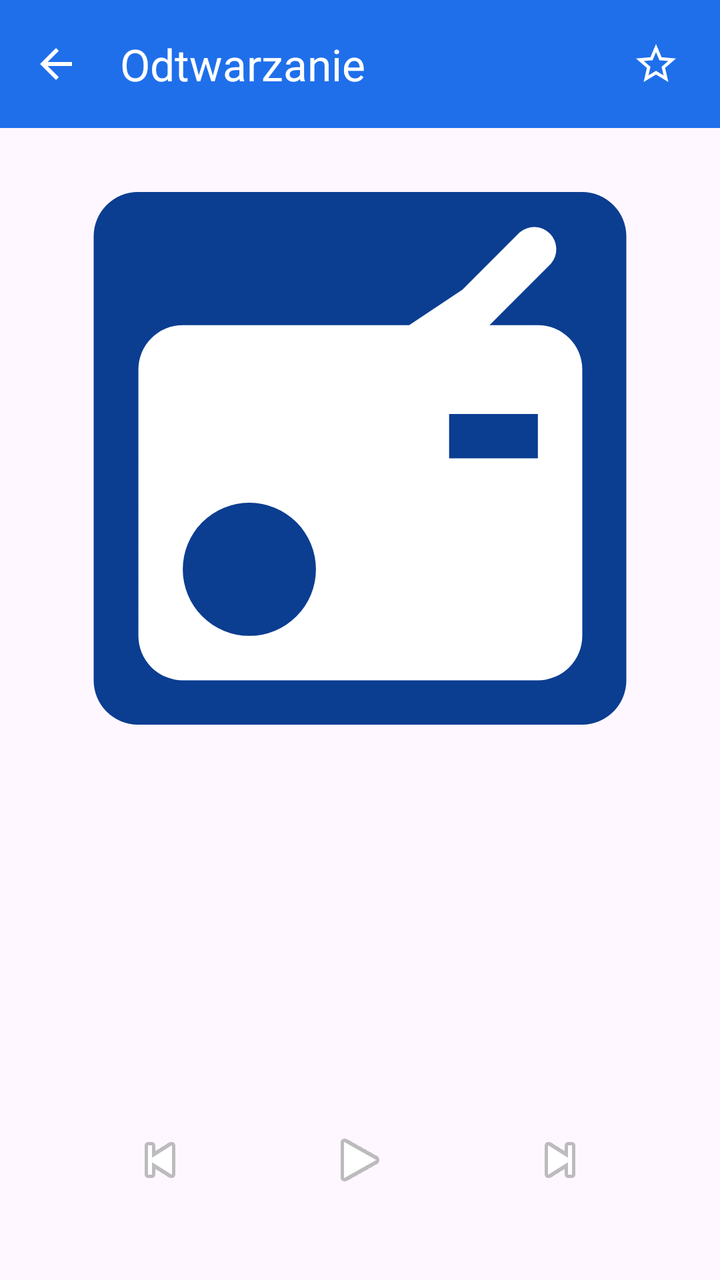
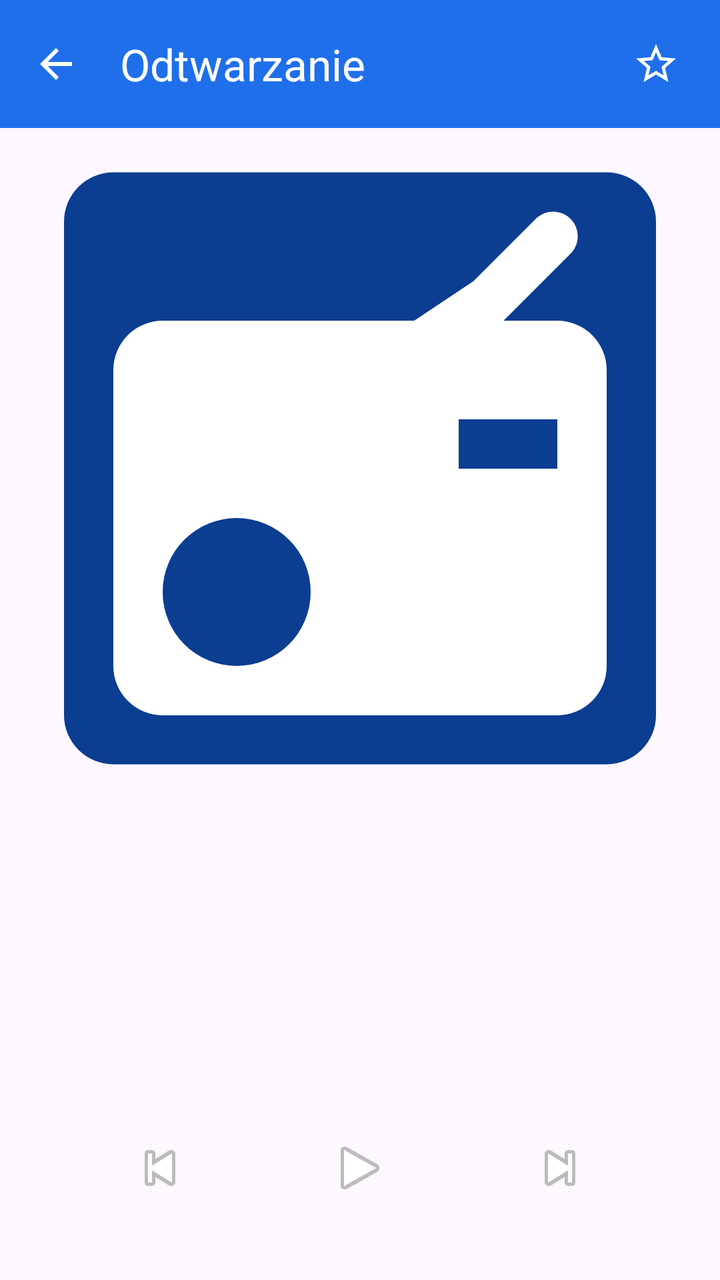

Compare the two renders of this Android layout. The source of the first and the diff that turns it into the second are given below.
<!-- AndroidManifest.xml: application theme Theme.TwinsenRadio -->
<!-- res/layout/activity_now_playing.xml -->
<?xml version="1.0" encoding="utf-8"?>
<LinearLayout xmlns:android="http://schemas.android.com/apk/res/android"
    xmlns:app="http://schemas.android.com/apk/res-auto"
    android:layout_width="match_parent"
    android:layout_height="match_parent"
    android:orientation="vertical">

    <com.google.android.material.appbar.MaterialToolbar
        android:id="@+id/toolbar"
        android:layout_width="match_parent"
        android:layout_height="?attr/actionBarSize"
        android:background="?attr/colorPrimary"
        app:navigationIcon="@drawable/ic_arrow_back"
        app:title="@string/now_playing_title"
        app:titleTextColor="@color/on_brand">

        <ImageButton
            android:id="@+id/favourite"
            android:layout_width="48dp"
            android:layout_height="48dp"
            android:layout_gravity="end"
            android:layout_marginEnd="8dp"
            android:background="?attr/selectableItemBackgroundBorderless"
            android:contentDescription="@string/fav_add"
            android:src="@drawable/ic_star_outline" />
    </com.google.android.material.appbar.MaterialToolbar>

    <ImageView
        android:id="@+id/art"
        android:layout_width="match_parent"
        android:layout_height="0dp"
        android:layout_marginHorizontal="32dp"
        android:layout_marginTop="32dp"
        android:layout_weight="1"
        android:adjustViewBounds="true"
        android:contentDescription="@null"
        android:scaleType="fitCenter"
        android:src="@drawable/logo_placeholder" />

    <TextView
        android:id="@+id/stationName"
        android:layout_width="match_parent"
        android:layout_height="wrap_content"
        android:layout_marginHorizontal="24dp"
        android:layout_marginTop="24dp"
        android:ellipsize="end"
        android:gravity="center"
        android:maxLines="1"
        android:textAppearance="?attr/textAppearanceHeadlineMedium"
        android:textStyle="bold" />

    <TextView
        android:id="@+id/songTitle"
        android:layout_width="match_parent"
        android:layout_height="wrap_content"
        android:layout_marginHorizontal="24dp"
        android:layout_marginTop="12dp"
        android:gravity="center"
        android:maxLines="2"
        android:textAppearance="?attr/textAppearanceHeadlineSmall" />

    <TextView
        android:id="@+id/songArtist"
        android:layout_width="match_parent"
        android:layout_height="wrap_content"
        android:layout_marginHorizontal="20dp"
        android:layout_marginTop="4dp"
        android:ellipsize="end"
        android:gravity="center"
        android:maxLines="3"
        android:textAppearance="?attr/textAppearanceTitleMedium" />

    <TextView
        android:id="@+id/status"
        android:layout_width="match_parent"
        android:layout_height="wrap_content"
        android:layout_marginHorizontal="16dp"
        android:layout_marginTop="10dp"
        android:gravity="center"
        android:textAppearance="?attr/textAppearanceLabelMedium" />

    
    <com.google.android.material.button.MaterialButton
        android:id="@+id/bitrate"
        style="@style/Widget.Material3.Button.TonalButton"
        android:layout_width="wrap_content"
        android:layout_height="wrap_content"
        android:layout_gravity="center_horizontal"
        android:layout_marginTop="10dp"
        android:ellipsize="end"
        android:insetTop="0dp"
        android:insetBottom="0dp"
        android:maxLines="1"
        android:minWidth="0dp"
        android:paddingHorizontal="8dp"
        android:paddingVertical="2dp"
        android:visibility="gone"
        app:backgroundTint="?attr/colorSurfaceContainerLow"
        app:cornerRadius="10dp"
        app:icon="@drawable/ic_expand_more"
        app:iconGravity="end"
        app:iconPadding="2dp"
        app:iconSize="14dp"
        app:iconTint="?attr/colorOnSurfaceVariant" />

    <LinearLayout
        android:id="@+id/diagnosticBanner"
        android:layout_width="match_parent"
        android:layout_height="wrap_content"
        android:layout_marginHorizontal="24dp"
        android:layout_marginTop="10dp"
        android:orientation="vertical"
        android:visibility="gone">

        <TextView
            android:layout_width="match_parent"
            android:layout_height="wrap_content"
            android:gravity="center"
            android:letterSpacing="0.08"
            android:text="@string/diagnostic_banner_line1"
            android:textAppearance="?attr/textAppearanceLabelLarge"
            android:textColor="@color/diagnostic"
            android:textStyle="bold" />

        <TextView
            android:layout_width="match_parent"
            android:layout_height="wrap_content"
            android:gravity="center"
            android:text="@string/diagnostic_banner_line2"
            android:textAppearance="?attr/textAppearanceBodySmall"
            android:textColor="@color/diagnostic" />
    </LinearLayout>

    <LinearLayout
        android:layout_width="match_parent"
        android:layout_height="wrap_content"
        android:layout_marginVertical="16dp"
        android:gravity="center"
        android:orientation="horizontal">

        <ImageButton
            android:id="@+id/prev"
            android:layout_width="64dp"
            android:layout_height="64dp"
            android:background="?attr/selectableItemBackgroundBorderless"
            android:contentDescription="@string/prev_station"
            android:src="@android:drawable/ic_media_previous" />

        <ImageButton
            android:id="@+id/playPause"
            android:layout_width="88dp"
            android:layout_height="88dp"
            android:layout_marginHorizontal="24dp"
            android:background="?attr/selectableItemBackgroundBorderless"
            android:contentDescription="@null"
            android:src="@android:drawable/ic_media_play" />

        <ImageButton
            android:id="@+id/next"
            android:layout_width="64dp"
            android:layout_height="64dp"
            android:background="?attr/selectableItemBackgroundBorderless"
            android:contentDescription="@string/next_station"
            android:src="@android:drawable/ic_media_next" />
    </LinearLayout>
</LinearLayout>
<!-- resources referenced by this layout -->
<resources>
  <color name="diagnostic">#FFE53935</color>
  <color name="on_brand">#FFFFFFFF</color>
  <!-- drawable ic_arrow_back (drawable) -->
  <vector xmlns:android="http://schemas.android.com/apk/res/android"
      android:width="24dp"
      android:height="24dp"
      android:viewportWidth="24"
      android:viewportHeight="24"
      android:tint="#FFFFFFFF">
      <path
          android:fillColor="#FFFFFFFF"
          android:pathData="M20,11H7.83l5.59,-5.59L12,4l-8,8 8,8 1.41,-1.41L7.83,13H20v-2z" />
  </vector>
  <!-- drawable ic_expand_more (drawable) -->
  <vector xmlns:android="http://schemas.android.com/apk/res/android"
      android:width="24dp"
      android:height="24dp"
      android:viewportWidth="24"
      android:viewportHeight="24">
      <path
          android:fillColor="#FFFFFFFF"
          android:pathData="M7.41,8.59L12,13.17l4.59,-4.58L18,10l-6,6 -6,-6z" />
  </vector>
  <!-- drawable ic_star_outline (drawable) -->
  <vector xmlns:android="http://schemas.android.com/apk/res/android"
      android:width="24dp"
      android:height="24dp"
      android:viewportWidth="24"
      android:viewportHeight="24"
      android:tint="#FFFFFFFF">
      <path
          android:fillColor="#FFFFFFFF"
          android:pathData="M22,9.24l-7.19,-0.62L12,2 9.19,8.63 2,9.24l5.46,4.73L5.82,21 12,17.27 18.18,21l-1.63,-7.03L22,9.24zM12,15.4l-3.76,2.27 1,-4.28 -3.32,-2.88 4.38,-0.38L12,6.1l1.71,4.04 4.38,0.38 -3.32,2.88 1,4.28L12,15.4z" />
  </vector>
  <!-- drawable logo_placeholder (drawable) -->
  <?xml version="1.0" encoding="utf-8"?>
  <layer-list xmlns:android="http://schemas.android.com/apk/res/android">
      <item>
          <shape android:shape="rectangle">
              <solid android:color="@color/brand_dark" />
              <corners android:radius="8dp" />
          </shape>
      </item>
      <item
          android:gravity="center"
          android:width="96dp"
          android:height="96dp"
          android:drawable="@drawable/ic_radio" />
  </layer-list>
  <string name="diagnostic_banner_line1">TRYB DIAGNOSTYCZNY</string>
  <string name="diagnostic_banner_line2">Dotyczy tylko Android Auto — tam pola metadanych są zastąpione etykietami. Tutaj widzisz prawdziwe dane.</string>
  <string name="fav_add">Dodaj do ulubionych</string>
  <string name="next_station">Następna stacja</string>
  <string name="now_playing_title">Odtwarzanie</string>
  <string name="prev_station">Poprzednia stacja</string>
  <style name="Theme.TwinsenRadio" parent="Theme.Material3.DayNight.NoActionBar">
          <item name="colorPrimary">@color/brand</item>
          <item name="colorOnPrimary">@color/on_brand</item>
          <item name="android:statusBarColor" tools:targetApi="21">@color/brand_dark</item>
      </style>
  <color name="brand_dark">#FF0B3D91</color>
  <!-- drawable ic_radio (drawable) -->
  <vector xmlns:android="http://schemas.android.com/apk/res/android"
      android:width="24dp"
      android:height="24dp"
      android:viewportWidth="24"
      android:viewportHeight="24"
      android:tint="#FFFFFFFF">
      <path
          android:fillColor="#FFFFFFFF"
          android:pathData="M20,6h-2.18l2.77,-2.77a1,1 0,0 0,-1.41 -1.41L16.6,4.4 14.2,6H4a2,2 0,0 0,-2 2v12a2,2 0,0 0,2 2h16a2,2 0,0 0,2 -2V8A2,2 0,0 0,20 6zM7,20a3,3 0,1 1,3 -3A3,3 0,0 1,7 20zM20,12h-4v-2h4z" />
  </vector>
  <color name="brand">#FF1F6FEB</color>
</resources>

<!-- the commit's change to res/layout/activity_now_playing.xml (unified diff, before → after) -->
@@ -30,7 +30,7 @@
         android:layout_width="match_parent"
         android:layout_height="0dp"
         android:layout_marginHorizontal="32dp"
-        android:layout_marginTop="32dp"
+        android:layout_marginTop="16dp"
         android:layout_weight="1"
         android:adjustViewBounds="true"
         android:contentDescription="@null"
@@ -42,7 +42,7 @@
         android:layout_width="match_parent"
         android:layout_height="wrap_content"
         android:layout_marginHorizontal="24dp"
-        android:layout_marginTop="24dp"
+        android:layout_marginTop="12dp"
         android:ellipsize="end"
         android:gravity="center"
         android:maxLines="1"
@@ -54,28 +54,46 @@
         android:layout_width="match_parent"
         android:layout_height="wrap_content"
         android:layout_marginHorizontal="24dp"
-        android:layout_marginTop="12dp"
+        android:layout_marginTop="8dp"
         android:gravity="center"
         android:maxLines="2"
         android:textAppearance="?attr/textAppearanceHeadlineSmall" />
 
+    
     <TextView
         android:id="@+id/songArtist"
         android:layout_width="match_parent"
         android:layout_height="wrap_content"
         android:layout_marginHorizontal="20dp"
         android:layout_marginTop="4dp"
+        android:autoSizeMaxTextSize="18sp"
+        android:autoSizeMinTextSize="12sp"
+        android:autoSizeStepGranularity="1sp"
+        android:autoSizeTextType="uniform"
         android:ellipsize="end"
         android:gravity="center"
-        android:maxLines="3"
+        android:maxLines="1"
         android:textAppearance="?attr/textAppearanceTitleMedium" />
+
+    
+    <TextView
+        android:id="@+id/songAlbum"
+        android:layout_width="match_parent"
+        android:layout_height="wrap_content"
+        android:layout_marginHorizontal="20dp"
+        android:layout_marginTop="2dp"
+        android:ellipsize="end"
+        android:gravity="center"
+        android:maxLines="2"
+        android:textAppearance="?attr/textAppearanceBodyMedium"
+        android:visibility="gone" />
 
     <TextView
         android:id="@+id/status"
         android:layout_width="match_parent"
         android:layout_height="wrap_content"
         android:layout_marginHorizontal="16dp"
-        android:layout_marginTop="10dp"
+        android:layout_marginTop="8dp"
         android:gravity="center"
         android:textAppearance="?attr/textAppearanceLabelMedium" />
 
@@ -86,7 +104,7 @@
         android:layout_width="wrap_content"
         android:layout_height="wrap_content"
         android:layout_gravity="center_horizontal"
-        android:layout_marginTop="10dp"
+        android:layout_marginTop="8dp"
         android:ellipsize="end"
         android:insetTop="0dp"
         android:insetBottom="0dp"
@@ -134,7 +152,7 @@
     <LinearLayout
         android:layout_width="match_parent"
         android:layout_height="wrap_content"
-        android:layout_marginVertical="16dp"
+        android:layout_marginVertical="12dp"
         android:gravity="center"
         android:orientation="horizontal">
 
